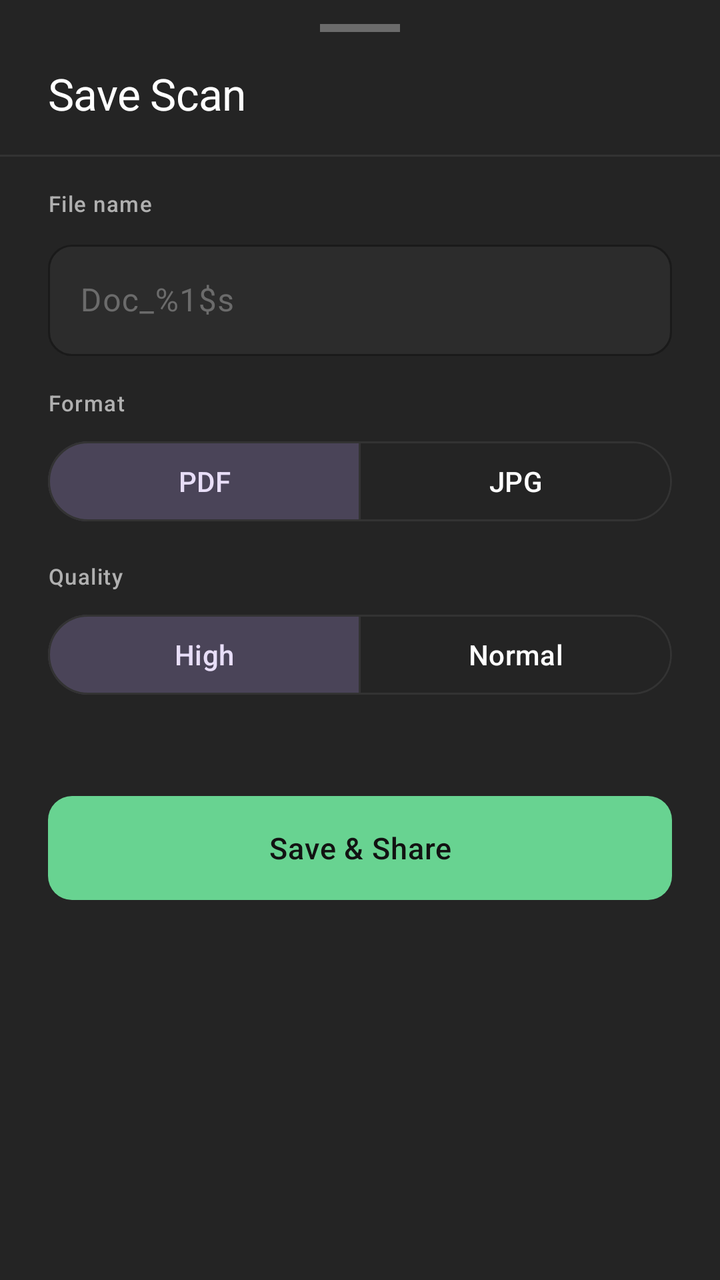
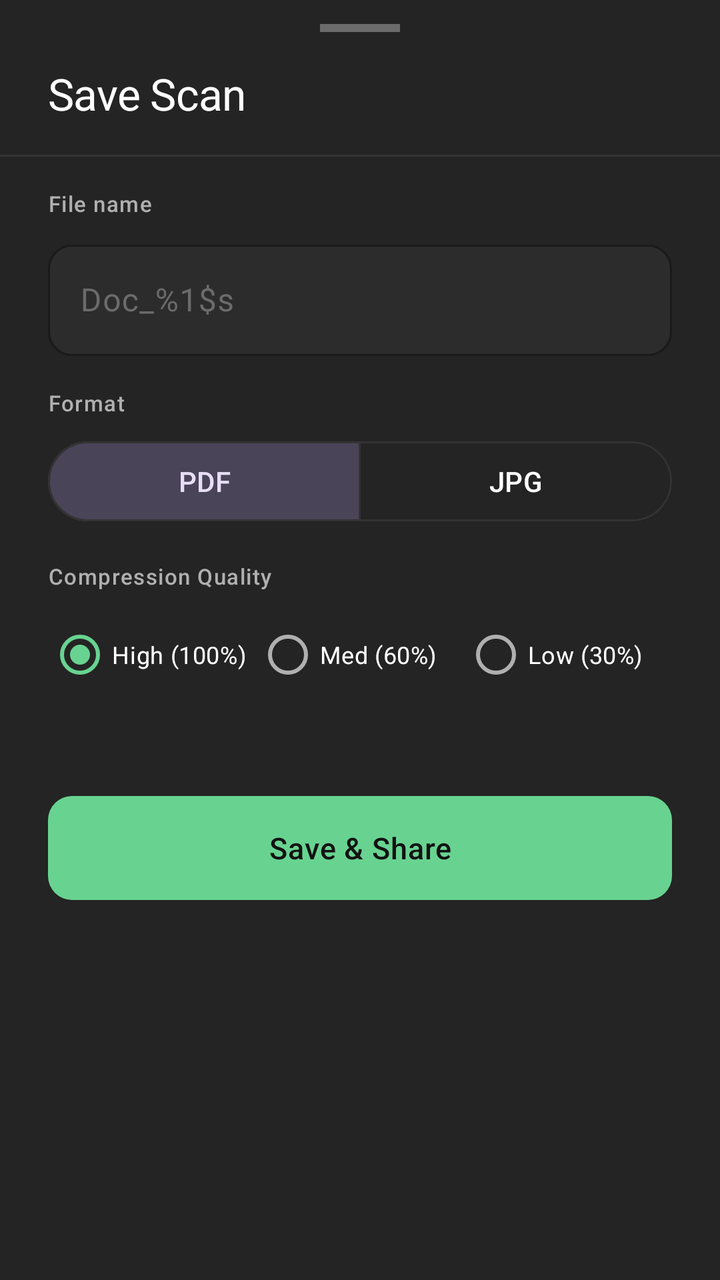

The first picture is an Android layout as it rendered before a commit; the second is the same layout after the commit. The layout source and the unified diff follow.
<!-- AndroidManifest.xml: application theme Theme.AnScanner -->
<!-- res/layout/bottom_sheet_save_scan.xml -->
<?xml version="1.0" encoding="utf-8"?>
<LinearLayout xmlns:android="http://schemas.android.com/apk/res/android"
    xmlns:app="http://schemas.android.com/apk/res-auto"
    android:layout_width="match_parent"
    android:layout_height="wrap_content"
    android:orientation="vertical"
    android:background="@color/surface_card"
    android:paddingBottom="24dp">

    <View
        android:layout_width="@dimen/bottom_sheet_drag_handle_width"
        android:layout_height="@dimen/bottom_sheet_drag_handle_height"
        android:layout_gravity="center_horizontal"
        android:layout_marginTop="12dp"
        android:layout_marginBottom="16dp"
        android:background="@color/text_muted" />

    <LinearLayout
        android:layout_width="match_parent"
        android:layout_height="wrap_content"
        android:orientation="horizontal"
        android:paddingHorizontal="24dp"
        android:gravity="center_vertical"
        android:layout_marginBottom="16dp">
        
        <TextView
            android:id="@+id/tvSaveTitle"
            android:layout_width="0dp"
            android:layout_height="wrap_content"
            android:layout_weight="1"
            android:text="@string/save_title"
            android:textAppearance="@style/TextAppearance.AnScanner.Headline"
            android:textColor="@color/text_primary" />
            
        <TextView
            android:id="@+id/tvPageCount"
            android:layout_width="wrap_content"
            android:layout_height="wrap_content"
            android:textAppearance="@style/TextAppearance.AnScanner.Subtitle"
            android:textColor="@color/text_secondary" />
    </LinearLayout>

    <View
        android:layout_width="match_parent"
        android:layout_height="1dp"
        android:background="@color/divider"
        android:layout_marginBottom="16dp" />

    <LinearLayout
        android:layout_width="match_parent"
        android:layout_height="wrap_content"
        android:orientation="vertical"
        android:paddingHorizontal="24dp"
        android:layout_marginBottom="16dp">
        
        <TextView
            android:layout_width="wrap_content"
            android:layout_height="wrap_content"
            android:text="@string/save_file_name_label"
            android:textAppearance="@style/TextAppearance.AnScanner.Label"
            android:textColor="@color/text_secondary"
            android:layout_marginBottom="8dp" />
            
        <com.google.android.material.textfield.TextInputLayout
            android:id="@+id/tilFileName"
            style="@style/Widget.AnScanner.TextInputLayout"
            android:layout_width="match_parent"
            android:layout_height="wrap_content"
            app:boxCornerRadiusTopStart="@dimen/text_input_corner_radius"
            app:boxCornerRadiusTopEnd="@dimen/text_input_corner_radius"
            app:boxCornerRadiusBottomStart="@dimen/text_input_corner_radius"
            app:boxCornerRadiusBottomEnd="@dimen/text_input_corner_radius">
            
            <com.google.android.material.textfield.TextInputEditText
                android:id="@+id/etFileName"
                android:layout_width="match_parent"
                android:layout_height="wrap_content"
                android:hint="@string/save_file_name_default"
                android:inputType="text" />
        </com.google.android.material.textfield.TextInputLayout>
    </LinearLayout>

    <LinearLayout
        android:layout_width="match_parent"
        android:layout_height="wrap_content"
        android:orientation="vertical"
        android:paddingHorizontal="24dp"
        android:layout_marginBottom="16dp">
        
        <TextView
            android:layout_width="wrap_content"
            android:layout_height="wrap_content"
            android:text="Format"
            android:textAppearance="@style/TextAppearance.AnScanner.Label"
            android:textColor="@color/text_secondary"
            android:layout_marginBottom="8dp" />
            
        <com.google.android.material.button.MaterialButtonToggleGroup
            android:id="@+id/toggleFormat"
            android:layout_width="match_parent"
            android:layout_height="wrap_content"
            app:singleSelection="true"
            app:checkedButton="@+id/btnPdf">
            
            <com.google.android.material.button.MaterialButton
                android:id="@+id/btnPdf"
                style="@style/Widget.Material3.Button.OutlinedButton"
                android:layout_width="0dp"
                android:layout_height="wrap_content"
                android:layout_weight="1"
                android:text="@string/save_format_pdf" />
                
            <com.google.android.material.button.MaterialButton
                android:id="@+id/btnJpg"
                style="@style/Widget.Material3.Button.OutlinedButton"
                android:layout_width="0dp"
                android:layout_height="wrap_content"
                android:layout_weight="1"
                android:text="@string/save_format_jpg" />
        </com.google.android.material.button.MaterialButtonToggleGroup>
    </LinearLayout>

    <LinearLayout
        android:layout_width="match_parent"
        android:layout_height="wrap_content"
        android:orientation="vertical"
        android:paddingHorizontal="24dp"
        android:layout_marginBottom="16dp">
        
        <TextView
            android:layout_width="wrap_content"
            android:layout_height="wrap_content"
            android:text="Quality"
            android:textAppearance="@style/TextAppearance.AnScanner.Label"
            android:textColor="@color/text_secondary"
            android:layout_marginBottom="8dp" />
            
        <com.google.android.material.button.MaterialButtonToggleGroup
            android:id="@+id/toggleQuality"
            android:layout_width="match_parent"
            android:layout_height="wrap_content"
            app:singleSelection="true"
            app:checkedButton="@+id/btnHigh">
            
            <com.google.android.material.button.MaterialButton
                android:id="@+id/btnHigh"
                style="@style/Widget.Material3.Button.OutlinedButton"
                android:layout_width="0dp"
                android:layout_height="wrap_content"
                android:layout_weight="1"
                android:text="@string/save_quality_high" />
                
            <com.google.android.material.button.MaterialButton
                android:id="@+id/btnNormal"
                style="@style/Widget.Material3.Button.OutlinedButton"
                android:layout_width="0dp"
                android:layout_height="wrap_content"
                android:layout_weight="1"
                android:text="@string/save_quality_normal" />
        </com.google.android.material.button.MaterialButtonToggleGroup>
    </LinearLayout>
    
    <TextView
        android:id="@+id/tvSizeBadge"
        android:layout_width="match_parent"
        android:layout_height="wrap_content"
        android:gravity="center"
        android:textAppearance="@style/TextAppearance.AnScanner.Label"
        android:textColor="@color/text_muted"
        android:layout_marginHorizontal="24dp"
        android:layout_marginBottom="16dp" />

    <com.google.android.material.button.MaterialButton
        android:id="@+id/btnSaveShare"
        style="@style/Widget.AnScanner.Button.Primary"
        android:layout_width="match_parent"
        android:layout_height="@dimen/button_height_primary"
        android:layout_marginHorizontal="24dp"
        android:text="@string/save_button" />

</LinearLayout>
<!-- resources referenced by this layout -->
<resources>
  <color name="divider">#FF333333</color>
  <color name="surface_card">#FF242424</color>
  <color name="text_muted">#FF6B6B6B</color>
  <color name="text_primary">#FFFFFFFF</color>
  <color name="text_secondary">#FFB0B0B0</color>
  <dimen name="bottom_sheet_drag_handle_height">4dp</dimen>
  <dimen name="bottom_sheet_drag_handle_width">40dp</dimen>
  <dimen name="button_height_primary">52dp</dimen>
  <dimen name="text_input_corner_radius">12dp</dimen>
  <string name="save_button">Save \u0026 Share</string>
  <string name="save_file_name_default">Doc_%1$s</string>
  <string name="save_file_name_label">File name</string>
  <string name="save_format_jpg">JPG</string>
  <string name="save_format_pdf">PDF</string>
  <string name="save_quality_high">High</string>
  <string name="save_quality_normal">Normal</string>
  <string name="save_title">Save Scan</string>
  <style name="TextAppearance.AnScanner.Subtitle" parent="TextAppearance.Material3.BodyMedium">
          <item name="android:textColor">@color/text_secondary</item>
          <item name="android:textSize">14sp</item>
          <item name="android:fontFamily">sans-serif</item>
      </style>
  <style name="TextAppearance.AnScanner.Button" parent="TextAppearance.Material3.LabelLarge">
          <item name="android:textSize">15sp</item>
          <item name="android:fontFamily">sans-serif-medium</item>
          <item name="android:letterSpacing">0.02</item>
      </style>
  <color name="text_on_accent">#FF121212</color>
  <color name="accent_mint">#FF68D391</color>
  <dimen name="button_corner_radius">12dp</dimen>
  <color name="accent_mint_ripple">#3368D391</color>
  <color name="surface_elevated">#FF2C2C2C</color>
  <color name="md_theme_primary">#FF68D391</color>
  <color name="md_theme_onPrimary">#FF121212</color>
  <color name="md_theme_primaryContainer">#FF2C2C2C</color>
  <color name="md_theme_onPrimaryContainer">#FF9AE6B4</color>
  <color name="md_theme_secondary">#FF48BB78</color>
  <color name="md_theme_onSecondary">#FF121212</color>
  <color name="md_theme_error">#FFEF4444</color>
  <color name="md_theme_onError">#FFFFFFFF</color>
  <color name="md_theme_background">#FF121212</color>
  <color name="md_theme_onBackground">#FFFFFFFF</color>
  <color name="md_theme_surface">#FF1A1A1A</color>
  <color name="md_theme_onSurface">#FFFFFFFF</color>
  <color name="md_theme_surfaceVariant">#FF242424</color>
  <color name="md_theme_onSurfaceVariant">#FFB0B0B0</color>
  <color name="md_theme_outline">#FF333333</color>
  <color name="status_bar">#FF121212</color>
  <color name="navigation_bar">#FF1A1A1A</color>
  <color name="background_primary">#FF121212</color>
  <color name="text_hint">#FF555555</color>
  <style name="ShapeAppearance.AnScanner.SmallComponent" parent="ShapeAppearance.Material3.SmallComponent">
          <item name="cornerFamily">rounded</item>
          <item name="cornerSize">@dimen/radius_sm</item>
      </style>
  <style name="ShapeAppearance.AnScanner.MediumComponent" parent="ShapeAppearance.Material3.MediumComponent">
          <item name="cornerFamily">rounded</item>
          <item name="cornerSize">@dimen/radius_lg</item>
      </style>
  <style name="ShapeAppearance.AnScanner.LargeComponent" parent="ShapeAppearance.Material3.LargeComponent">
          <item name="cornerFamily">rounded</item>
          <item name="cornerSize">@dimen/radius_xl</item>
      </style>
  <dimen name="radius_lg">16dp</dimen>
  <dimen name="elevation_card">2dp</dimen>
  <dimen name="card_padding">16dp</dimen>
  <style name="Widget.AnScanner.BottomSheet" parent="Widget.Material3.BottomSheet">
          <item name="backgroundTint">@color/surface_card</item>
          <item name="shapeAppearance">@style/ShapeAppearance.AnScanner.BottomSheet</item>
      </style>
  <dimen name="radius_sm">8dp</dimen>
  <dimen name="radius_xl">24dp</dimen>
  <dimen name="radius_bottom_sheet">28dp</dimen>
  <!-- unchanged entries left out for length: 8 -->
</resources>

<!-- the commit's change to res/layout/bottom_sheet_save_scan.xml (unified diff, before → after) -->
@@ -130,34 +130,45 @@
         <TextView
             android:layout_width="wrap_content"
             android:layout_height="wrap_content"
-            android:text="Quality"
+            android:text="Compression Quality"
             android:textAppearance="@style/TextAppearance.AnScanner.Label"
             android:textColor="@color/text_secondary"
             android:layout_marginBottom="8dp" />
             
-        <com.google.android.material.button.MaterialButtonToggleGroup
-            android:id="@+id/toggleQuality"
+        <RadioGroup
+            android:id="@+id/rgQuality"
             android:layout_width="match_parent"
             android:layout_height="wrap_content"
-            app:singleSelection="true"
-            app:checkedButton="@+id/btnHigh">
-            
-            <com.google.android.material.button.MaterialButton
-                android:id="@+id/btnHigh"
-                style="@style/Widget.Material3.Button.OutlinedButton"
+            android:orientation="horizontal">
+
+            <com.google.android.material.radiobutton.MaterialRadioButton
+                android:id="@+id/rbHigh"
                 android:layout_width="0dp"
                 android:layout_height="wrap_content"
                 android:layout_weight="1"
-                android:text="@string/save_quality_high" />
-                
-            <com.google.android.material.button.MaterialButton
-                android:id="@+id/btnNormal"
-                style="@style/Widget.Material3.Button.OutlinedButton"
+                android:checked="true"
+                android:text="High (100%)"
+                android:textSize="12sp"
+                android:textColor="@color/text_primary" />
+
+            <com.google.android.material.radiobutton.MaterialRadioButton
+                android:id="@+id/rbMedium"
                 android:layout_width="0dp"
                 android:layout_height="wrap_content"
                 android:layout_weight="1"
-                android:text="@string/save_quality_normal" />
-        </com.google.android.material.button.MaterialButtonToggleGroup>
+                android:text="Med (60%)"
+                android:textSize="12sp"
+                android:textColor="@color/text_primary" />
+
+            <com.google.android.material.radiobutton.MaterialRadioButton
+                android:id="@+id/rbLow"
+                android:layout_width="0dp"
+                android:layout_height="wrap_content"
+                android:layout_weight="1"
+                android:text="Low (30%)"
+                android:textSize="12sp"
+                android:textColor="@color/text_primary" />
+        </RadioGroup>
     </LinearLayout>
     
     <TextView
<!-- resource entries referenced after the edit -->
@@ -14,8 +14,6 @@
   <string name="save_file_name_label">File name</string>
   <string name="save_format_jpg">JPG</string>
   <string name="save_format_pdf">PDF</string>
-  <string name="save_quality_high">High</string>
-  <string name="save_quality_normal">Normal</string>
   <string name="save_title">Save Scan</string>
   <style name="TextAppearance.AnScanner.Subtitle" parent="TextAppearance.Material3.BodyMedium">
           <item name="android:textColor">@color/text_secondary</item>
